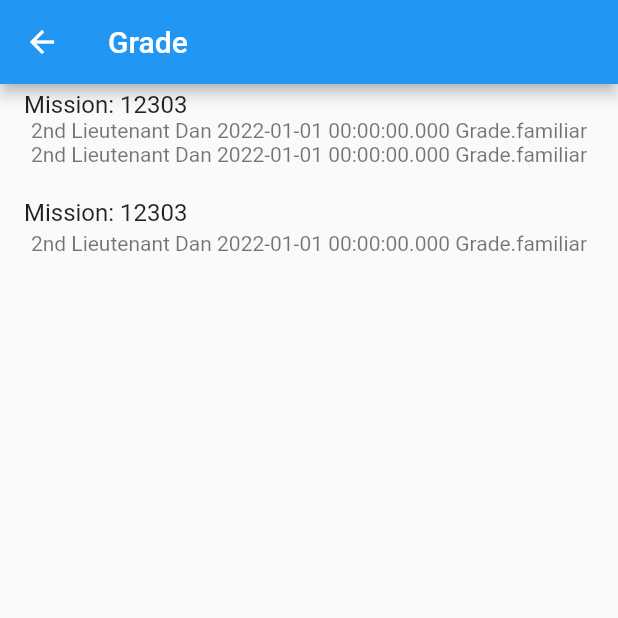
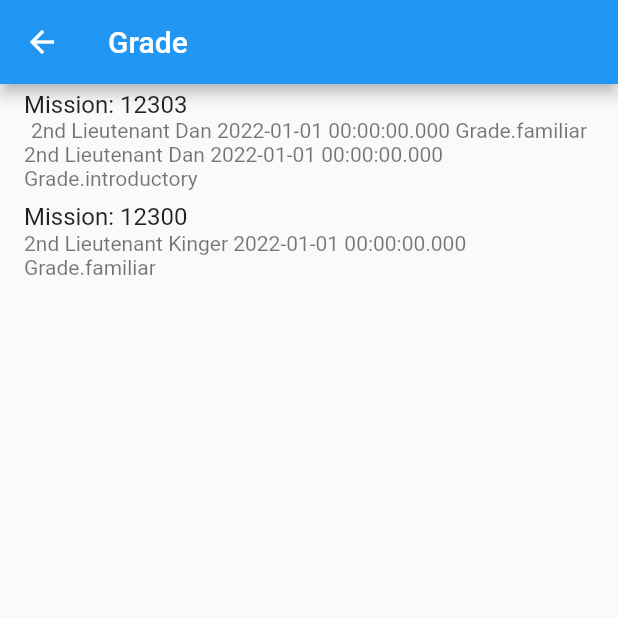
Before and after one commit to AF-Grading/grading_standards, a Flutter app: the screen it shows after launch, in the side drawer, after a tap on "My Grade Sheets", on a phone screen of 412 x 824 dp, the top half of it. Run offline on Flutter 3.47's test engine with Material 2 defaults, Android fonts, the phone set to English and light mode, and no system bars; our stand-ins replace shared_preferences.

Commit message:
move models to own folder and refactor

```diff
--- a/lib/grade_sheets.dart
+++ b/lib/models/grade_sheets.dart
@@ -1,5 +1,5 @@
-import 'package:app_prototype/cts_list.dart';
-import 'package:app_prototype/grade_sheet.dart';
+import 'package:app_prototype/models/cts_list.dart';
+import 'package:app_prototype/models/grade_sheet.dart';
 
 class GradeSheets {
   final List<GradeSheet> _gradeSheets = [
@@ -20,7 +20,7 @@ class GradeSheets {
       student: "2nd Lieutenant Dan",
       missionNum: 12303,
       grades: [],
-      overall: Grade.familiar,
+      overall: Grade.introductory,
       sortieType: SortieType.ims,
       dayNight: DayNight.night,
       date: DateTime(2022),
@@ -29,7 +29,7 @@ class GradeSheets {
     ),
     GradeSheet(
       instructor: "Captain Underpants",
-      student: "2nd Lieutenant Dan",
+      student: "2nd Lieutenant Kinger",
       missionNum: 12300,
       grades: [],
       overall: Grade.familiar,
--- a/lib/new_grade_sheet_view.dart
+++ b/lib/new_grade_sheet_view.dart
@@ -1,4 +1,4 @@
-import 'package:app_prototype/cts_list.dart';
+import 'package:app_prototype/models/cts_list.dart';
 import 'package:flutter/material.dart';
 
 class NewGradeSheetView extends StatelessWidget {
--- a/lib/pages/my_grade_sheets_page.dart
+++ b/lib/pages/my_grade_sheets_page.dart
@@ -1,4 +1,4 @@
-import 'package:app_prototype/grade_sheets.dart';
+import 'package:app_prototype/models/grade_sheets.dart';
 import 'package:app_prototype/pages/edit_gradesheet_page.dart';
 import 'package:flutter/material.dart';
 
@@ -18,7 +18,7 @@ class MyGradeSheetsPage extends StatelessWidget {
           itemCount: missionNumbers.length,
           itemBuilder: (context, index) {
             return ListTile(
-              title: Text("Mission: ${gradeSheets[index].missionNum}"),
+              title: Text("Mission: ${missionNumbers[index]}"),
               subtitle: Column(
                   children: gradeSheets
                       .where((gradeSheet) =>
--- a/lib/review_grades.dart
+++ b/lib/review_grades.dart
@@ -1,6 +1,6 @@
 import 'package:flutter/material.dart';
 
-import 'cts_list.dart';
+import 'models/cts_list.dart';
 
 class ReviewGrades extends StatelessWidget {
   const ReviewGrades({Key? key}) : super(key: key);
```
Also changed, not shown: lib/pages/edit_gradesheet_page.dart (+14 -3 lines), lib/models/cts_list.dart (renamed from lib/cts_list.dart), lib/models/grade_sheet.dart (renamed from lib/grade_sheet.dart).
